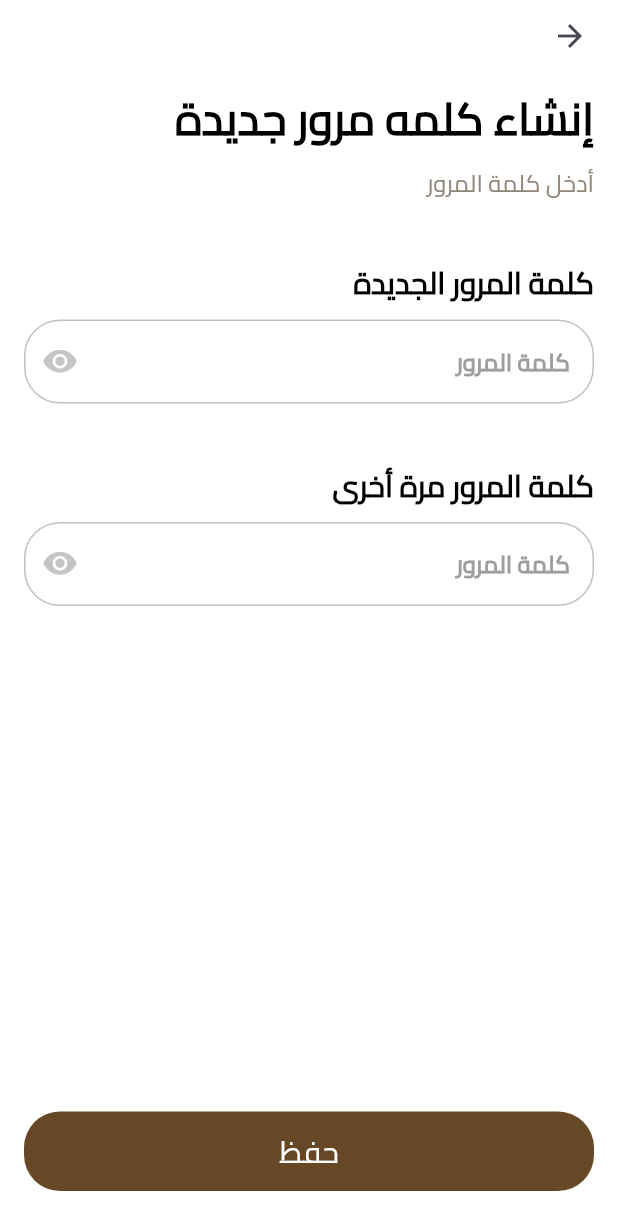
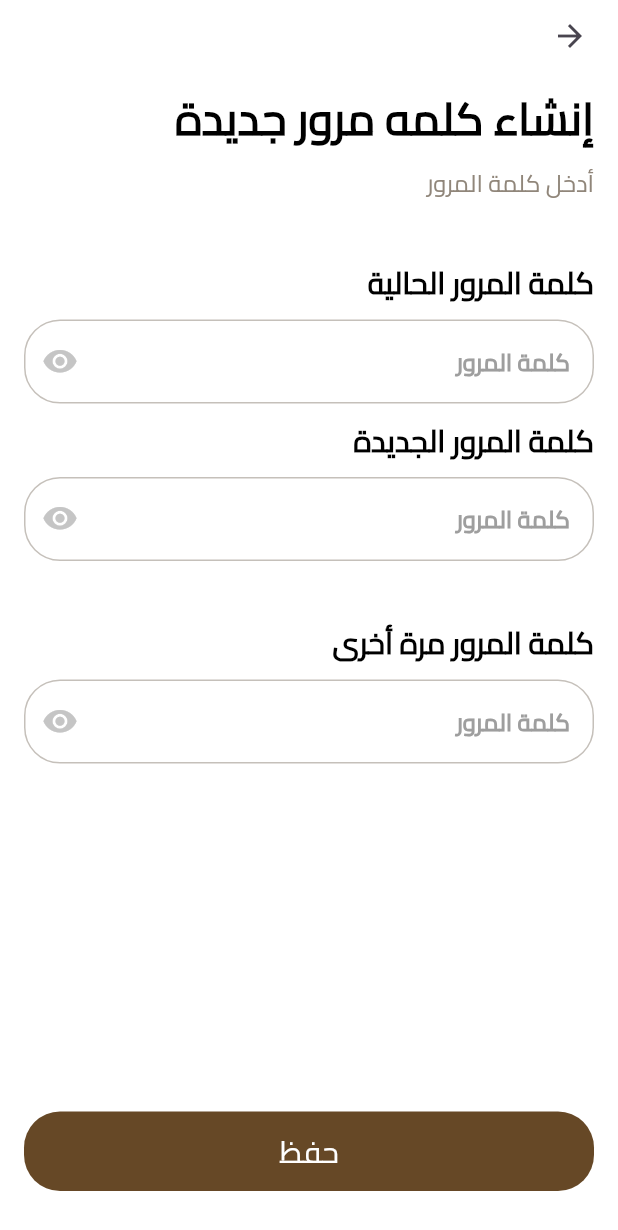
Before and after one commit to MahmoudDahy11/ebra, a Flutter app: the ForgetPasswordView2 screen opened by its route, on a phone screen of 412 x 824 dp. Shown: the top 1230 px of the screen. Run offline on Flutter 3.47's test engine with Material 3 defaults, Android fonts, the phone set to English and light mode, and no system bars; our stand-ins replace awesome_dialog, bloc, cloud_firestore, dartz, equatable, firebase_auth and 7 more; missing offline and left inert: mailer; accounts and stored records are empty.

Commit message:
update forget password view 2

```diff
--- a/lib/features/auth/presentation/views/forget_password_view2.dart
+++ b/lib/features/auth/presentation/views/forget_password_view2.dart
@@ -48,6 +48,29 @@ class _ForgetPasswordView2State extends State<ForgetPasswordView2> {
                     style: AppTextStyles.style16RegularGrey,
                   ),
                   const SizedBox(height: sectionSpace),
+                  const Text(
+                    "كلمة المرور الحالية",
+                    style: AppTextStyles.style20BoldBlack,
+                  ),
+                  const SizedBox(height: itemSpace),
+                  CustomTextField(
+                    hintText: "كلمة المرور",
+                    obscureText: obscureText,
+                    suffix: IconButton(
+                      onPressed: () {
+                        setState(() {
+                          obscureText = !obscureText;
+                        });
+                      },
+                      icon: Icon(
+                        obscureText == false
+                            ? Icons.visibility_rounded
+                            : Icons.visibility_off_rounded,
+                        color: Color(greyColor),
+                      ),
+                    ),
+                  ),
+                  const SizedBox(height: itemSpace),
                   const Text(
                     "كلمة المرور الجديدة",
                     style: AppTextStyles.style20BoldBlack,
```
